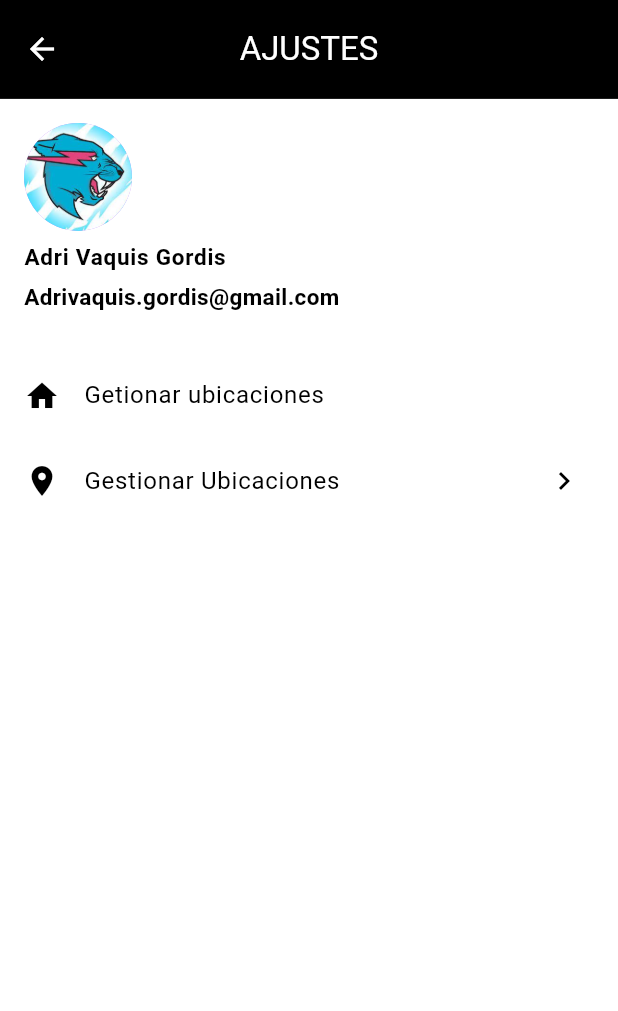
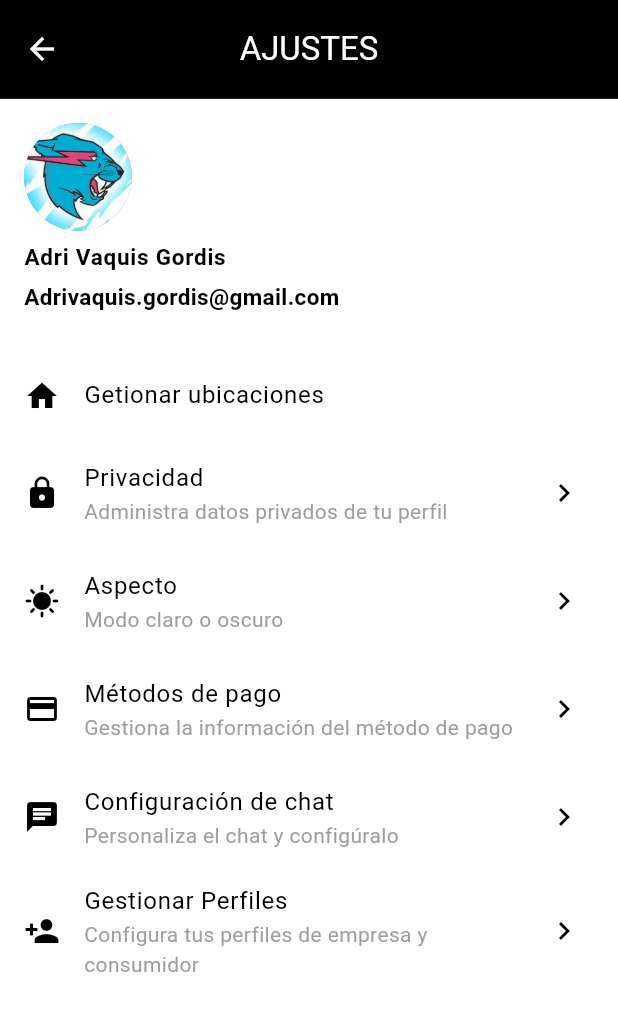
Before and after one commit to amsteradri/Nearvice, a Flutter app: the SettingsScreen screen opened directly, on a phone screen of 412 x 824 dp. Shown: the top 1011 px of the screen. Run offline on Flutter 3.47's test engine with Material 3 defaults, Android fonts, the phone set to English and light mode, and no system bars; our stand-ins replace flutter_svg.

Commit message:
half finished sttings and tabs

```diff
--- a/lib/profile_page.dart
+++ b/lib/profile_page.dart
@@ -87,7 +87,7 @@ class _SegundaPantallaState extends State<SegundaPantalla> {
               ),
             ],
           ),
-          const SizedBox(height: 10),
+          const SizedBox(height: 20),
           const Text(
             'Nivel 1',
             style: TextStyle(
@@ -96,10 +96,12 @@ class _SegundaPantallaState extends State<SegundaPantalla> {
               color: Colors.blue,
             ),
           ),
+          const SizedBox(height: 20),
           Row(
             mainAxisAlignment: MainAxisAlignment.spaceEvenly,
             children: [
               _buildStatCard('Valoraciones', '30.000', Icons.star, context),
+              const SizedBox(height: 15),
               _buildStatCard('Servicios perfectos', '300', Icons.check_circle, context),
             ],
           ),
--- a/lib/settings.dart
+++ b/lib/settings.dart
@@ -79,13 +79,53 @@ class _SettingsScreenState extends State<SettingsScreen> {
             ],
           ),
           ListTile(
-            leading: Icon(Icons.location_on, color: Colors.black),
-            title: Text('Gestionar Ubicaciones', style: TextStyle(color: Colors.black)),
+            leading: Icon(Icons.lock, color: Colors.black),
+            title: Text('Privacidad', style: TextStyle(color: Colors.black)),
+            subtitle: Text('Administra datos privados de tu perfil', style: TextStyle(color: Colors.grey)),
             trailing: Icon(Icons.chevron_right, color: Colors.black),
             onTap: () {
-              // Acción al tocar 'Gestionar Ubicaciones'
+              // Acción al tocar 'Privacidad'
             },
           ),
+          ListTile(
+            leading: Icon(Icons.sunny, color: Colors.black),
+            title: Text('Aspecto', style: TextStyle(color: Colors.black)),
+            subtitle: Text('Modo claro o oscuro', style: TextStyle(color: Colors.grey)),
+            trailing: Icon(Icons.chevron_right, color: Colors.black),
+            onTap: () {
+              // Acción al tocar 'Aspecto'
+            },
+          ),
+          ListTile(
+            leading: Icon(Icons.payment, color: Colors.black),
+            title: Text('Métodos de pago', style: TextStyle(color: Colors.black)),
+            subtitle: Text('Gestiona la información del método de pago', style: TextStyle(color: Colors.grey)),
+            trailing: Icon(Icons.chevron_right, color: Colors.black),
+            onTap: () {
+              // Acción al tocar 'Métodos de pago'
+            },
+          ),
+          ListTile(
+            leading: Icon(Icons.chat, color: Colors
+                .black),
+            title: Text('Configuración de chat', style: TextStyle(color: Colors.black)),
+            subtitle: Text('Personaliza el chat y configúralo', style: TextStyle(color: Colors.grey)),
+            trailing: Icon(Icons.chevron_right, color: Colors.black),
+            onTap: () {
+// Acción al tocar 'Configuración de chat'
+            },
+          ),
+          ListTile(
+            leading: Icon(Icons.person_add, color: Colors.black),
+            title: Text('Gestionar Perfiles', style: TextStyle(color: Colors.black)),
+            subtitle: Text('Configura tus perfiles de empresa y consumidor', style: TextStyle(color: Colors.grey)), // Subtítulo o descripción
+            trailing: Icon(Icons.chevron_right, color: Colors.black),
+            onTap: () {
+              // Acción al tocar 'Gestionar Perfiles'
+            },
+          ),
+
+
           // ... Más ListTiles para cada opción de ajustes
         ],
       ),
```
